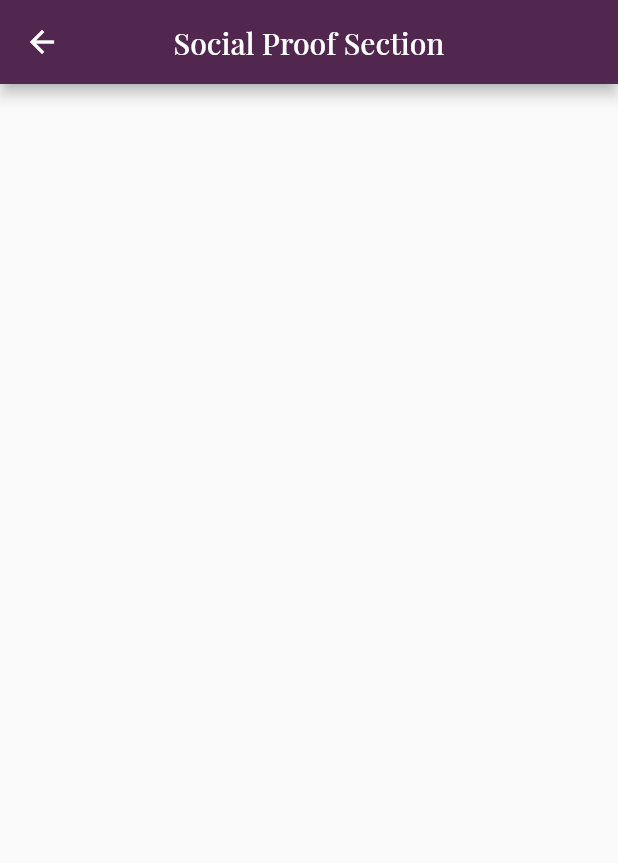
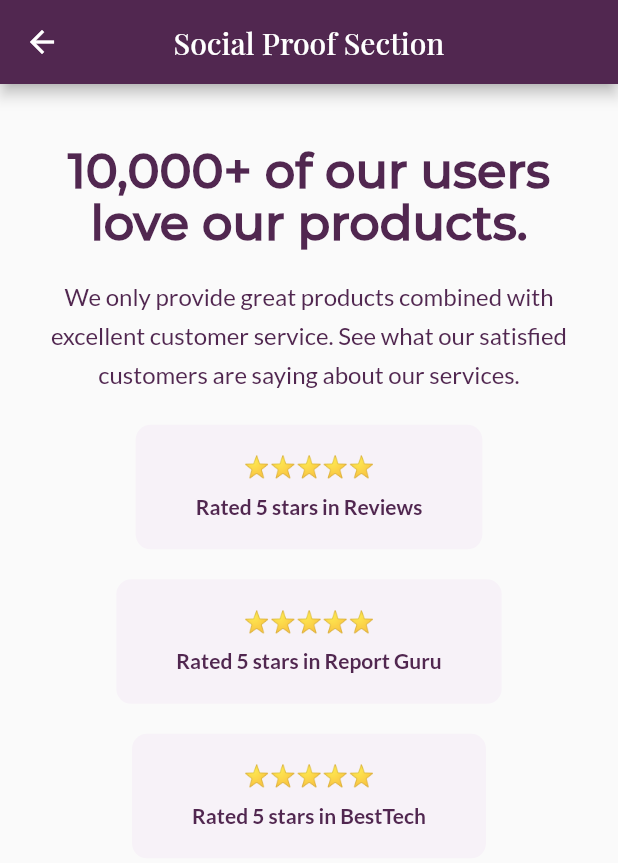
Before and after one commit to shaw8wit/flutter-ui, a Flutter app: the SocialProofSection screen opened by its route, on a phone screen of 412 x 824 dp. Shown: the top 863 px of the screen. Run offline on Flutter 3.47's test engine with Material 2 defaults, Android fonts, the phone set to English and light mode, and no system bars.

Commit message:
rating and description added

```diff
--- a/lib/social_proof_section/social_proof_section.dart
+++ b/lib/social_proof_section/social_proof_section.dart
@@ -11,13 +11,19 @@ class SocialProofSection extends StatelessWidget {
       children: [
         Row(
           children: [
-            Description(),
-            Column(
-              children: [
-                Rating(),
-                Rating(),
-                Rating(),
-              ],
+            Expanded(flex: 2, child: Description(false)),
+            Expanded(
+              flex: 3,
+              child: Padding(
+                padding: const EdgeInsets.only(left: 50),
+                child: Column(
+                  children: [
+                    Rating(false, MainAxisAlignment.start, "Reviews"),
+                    Rating(false, MainAxisAlignment.center, "Report Guru"),
+                    Rating(false, MainAxisAlignment.end, "BestTech"),
+                  ],
+                ),
+              ),
             ),
           ],
         ),
@@ -27,7 +33,7 @@ class SocialProofSection extends StatelessWidget {
             Review(),
             Review(),
           ],
-        )
+        ),
       ],
     );
   }
@@ -35,10 +41,11 @@ class SocialProofSection extends StatelessWidget {
   Widget vertical() {
     return Column(
       children: [
-        Description(),
-        Rating(),
-        Rating(),
-        Rating(),
+        Description(true),
+        SizedBox(height: 12),
+        Rating(true, MainAxisAlignment.center, "Reviews"),
+        Rating(true, MainAxisAlignment.center, "Report Guru"),
+        Rating(true, MainAxisAlignment.center, "BestTech"),
         Review(),
         Review(),
         Review(),
@@ -49,6 +56,7 @@ class SocialProofSection extends StatelessWidget {
   @override
   Widget build(BuildContext context) {
     final size = MediaQuery.of(context).size;
+    final mul = size.aspectRatio > 1.1 ? 0.12 : 0.05;
     final appBar = AppBar(
       title: Text("Social Proof Section"),
       centerTitle: true,
@@ -61,8 +69,8 @@ class SocialProofSection extends StatelessWidget {
           width: size.width,
           constraints: BoxConstraints(minHeight: size.height - appBar.preferredSize.height),
           padding: EdgeInsets.symmetric(
-            vertical: size.height * 0.06,
-            horizontal: size.width * 0.06,
+            vertical: size.height * mul,
+            horizontal: size.width * mul,
           ),
           child: size.aspectRatio > 1.2 ? horizontal() : vertical(),
         ),
--- a/lib/social_proof_section/widgets/description.dart
+++ b/lib/social_proof_section/widgets/description.dart
@@ -1,8 +1,37 @@
 import 'package:flutter/material.dart';
 
 class Description extends StatelessWidget {
+  final bool center;
+
+  Description(this.center);
+
   @override
   Widget build(BuildContext context) {
-    return Container();
+    return Column(
+      children: [
+        Text(
+          "10,000+ of our users love our products.",
+          style: TextStyle(
+            fontSize: center ? 32 : 44,
+            color: Color(0xff512750),
+            fontFamily: 'Montserrat',
+            fontWeight: FontWeight.bold,
+            height: 1.1,
+          ),
+          textAlign: center ? TextAlign.center : TextAlign.start,
+        ),
+        SizedBox(height: 16),
+        Text(
+          "We only provide great products combined with excellent customer service. See what our satisfied customers are saying about our services.",
+          style: TextStyle(
+            fontSize: 16,
+            color: Color(0xff512750),
+            fontFamily: 'Lato',
+            height: 1.6,
+          ),
+          textAlign: center ? TextAlign.center : TextAlign.start,
+        ),
+      ],
+    );
   }
 }
--- a/lib/social_proof_section/widgets/rating.dart
+++ b/lib/social_proof_section/widgets/rating.dart
@@ -1,8 +1,63 @@
 import 'package:flutter/material.dart';
 
 class Rating extends StatelessWidget {
+  final bool mobile;
+  final align;
+  final String name;
+
+  Rating(this.mobile, this.align, this.name);
+
+  Widget horizontal() {
+    return Row(
+      children: [
+        Text("⭐⭐⭐⭐⭐"),
+        SizedBox(width: 15),
+        Text(
+          "Rated 5 stars in $name",
+          style: TextStyle(
+            fontFamily: 'Lato',
+            fontWeight: FontWeight.w700,
+            color: Color(0xff512750),
+          ),
+        ),
+      ],
+    );
+  }
+
+  Widget vertical() {
+    return Column(
+      children: [
+        Text("⭐⭐⭐⭐⭐"),
+        SizedBox(height: 10),
+        Text(
+          "Rated 5 stars in $name",
+          style: TextStyle(
+            fontFamily: 'Lato',
+            fontWeight: FontWeight.w700,
+            color: Color(0xff512750),
+          ),
+        ),
+      ],
+    );
+  }
+
   @override
   Widget build(BuildContext context) {
-    return Container();
+    return Container(
+      child: Row(
+        mainAxisAlignment: align,
+        children: [
+          Container(
+            padding: const EdgeInsets.symmetric(vertical: 20, horizontal: 40),
+            margin: const EdgeInsets.symmetric(vertical: 10),
+            decoration: const BoxDecoration(
+              color: Color(0xffF7F2F8),
+              borderRadius: BorderRadius.all(Radius.circular(10)),
+            ),
+            child: mobile ? vertical() : horizontal(),
+          ),
+        ],
+      ),
+    );
   }
 }
```
Also changed, not shown: assets/images/image-anne.jpg (added), assets/images/image-colton.jpg (added), assets/images/image-irene.jpg (added).
